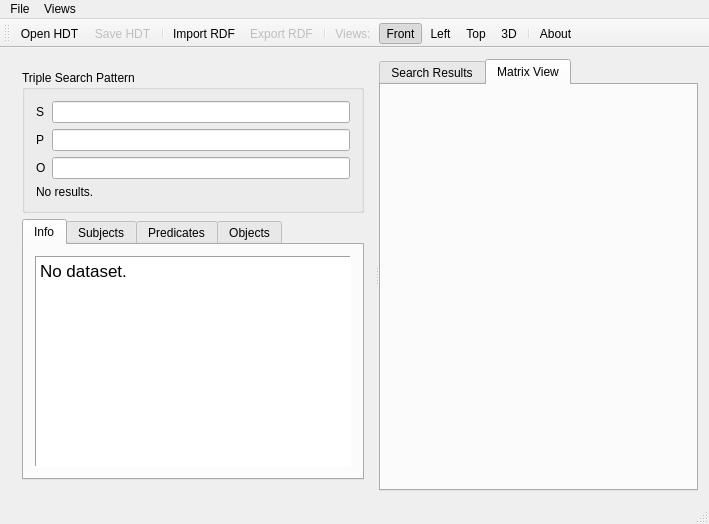
Before: the Qt Designer form hdt-it/hdtit.ui in rdfhdt/hdt-cpp, drawn with Qt 5.
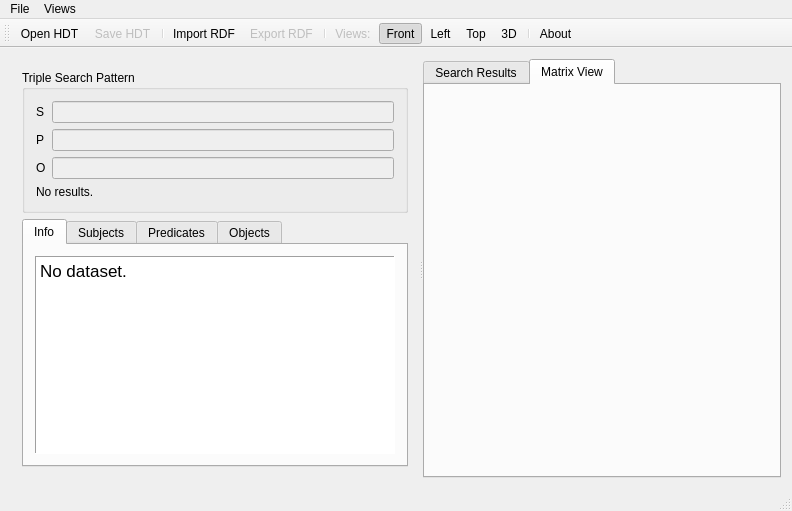
After: the same form once the commit is applied. Icons and pictures are not drawn. Custom widgets are drawn as their Qt base class.

```diff
--- a/hdt-it/hdtit.ui
+++ b/hdt-it/hdtit.ui
@@ -6,8 +6,8 @@
    <rect>
     <x>0</x>
     <y>0</y>
-    <width>709</width>
-    <height>524</height>
+    <width>792</width>
+    <height>511</height>
    </rect>
   </property>
   <property name="windowTitle">
@@ -42,6 +42,9 @@
             <layout class="QGridLayout" name="gridLayout_2" rowstretch="0,0,0,0,0">
              <item row="1" column="1">
               <widget class="QClearLineEdit" name="subjectPatternEdit">
+               <property name="enabled">
+                <bool>false</bool>
+               </property>
                <property name="toolTip">
                 <string>Insert a Subject Search Pattern</string>
                </property>
@@ -52,6 +55,9 @@
              </item>
              <item row="2" column="1">
               <widget class="QClearLineEdit" name="predicatePatternEdit">
+               <property name="enabled">
+                <bool>false</bool>
+               </property>
                <property name="toolTip">
                 <string>Insert a Predicate Search Pattern</string>
                </property>
@@ -73,6 +79,9 @@
              </item>
              <item row="3" column="1">
               <widget class="QClearLineEdit" name="objectPatternEdit">
+               <property name="enabled">
+                <bool>false</bool>
+               </property>
                <property name="toolTip">
                 <string>Insert an Object Search Pattern</string>
                </property>
@@ -331,7 +340,7 @@
     <rect>
      <x>0</x>
      <y>0</y>
-     <width>709</width>
+     <width>792</width>
      <height>22</height>
     </rect>
    </property>
```
Left out of the diff: 24 changed lines with no effect on the pictures.
